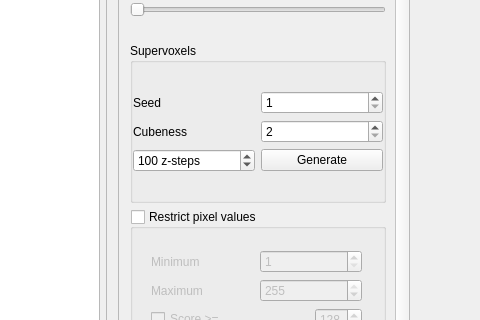
Qt form annotatorwnd.ui (polmonso/superannotator) before a commit; both pictures show x 620 to 1100 and y 89 to 409 of the 1184 by 981 pixel window.
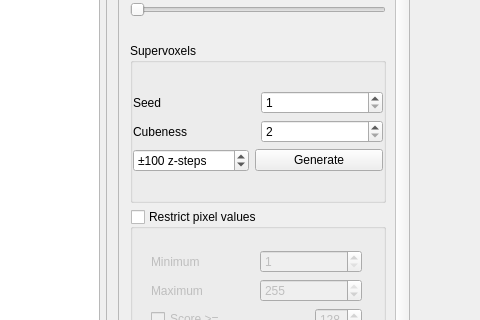
The same form after that commit. Custom widgets are drawn as their Qt base class.

```diff
--- a/annotatorwnd.ui
+++ b/annotatorwnd.ui
@@ -221,7 +221,7 @@
                    <item>
                     <widget class="QSpinBox" name="spinSVZ">
                      <property name="sizePolicy">
-                      <sizepolicy hsizetype="Ignored" vsizetype="Fixed">
+                      <sizepolicy hsizetype="Fixed" vsizetype="Fixed">
                        <horstretch>0</horstretch>
                        <verstretch>0</verstretch>
                       </sizepolicy>
@@ -230,7 +230,7 @@
                       <string> z-steps</string>
                      </property>
                      <property name="prefix">
-                      <string/>
+                      <string>±</string>
                      </property>
                      <property name="minimum">
                       <number>20</number>
```
